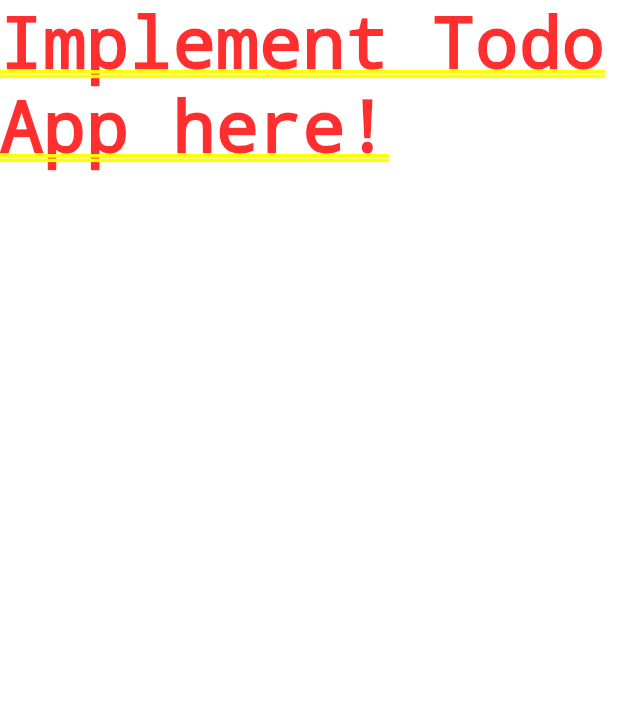
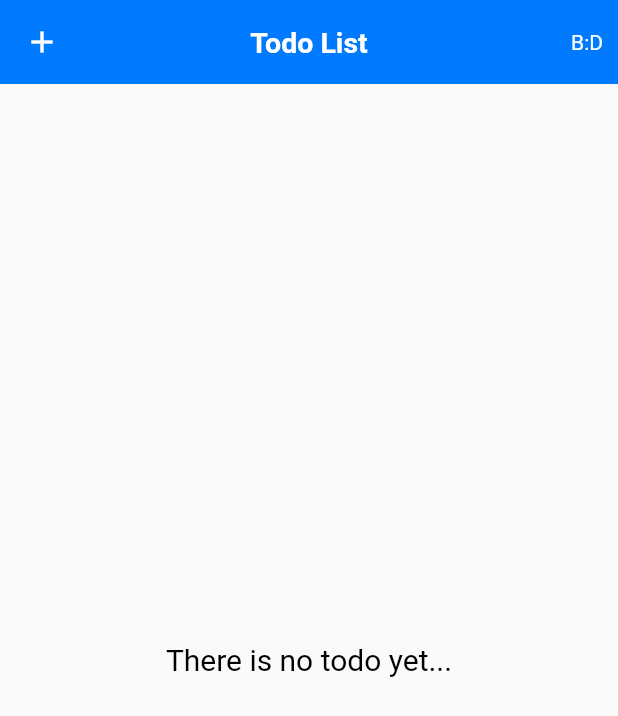
Before and after one commit to aboo/todo, a Flutter app: the screen it shows after launch, on a phone screen of 412 x 824 dp. Shown: the top 716 px of the screen. Run offline on Flutter 3.47's test engine with Material 2 defaults, Android fonts, the phone set to English and light mode, and no system bars; our stand-ins replace fluttertoast.

Commit message:
last commit

```diff
--- a/lib/main.dart
+++ b/lib/main.dart
@@ -1,4 +1,7 @@
 import 'package:flutter/material.dart';
+import 'package:provider/provider.dart';
+import 'package:todo/viewmodel/todo_viewmodel.dart';
+import 'package:todo/views/Home.dart';
 
 void main() {
   runApp(MyApp());
@@ -7,27 +10,20 @@ void main() {
 class MyApp extends StatelessWidget {
   @override
   Widget build(BuildContext context) {
-    return MaterialApp(
-      title: 'Todo',
-      theme: ThemeData(
-        primarySwatch: Colors.blue,
-      ),
-      home: TodoApp(),
-    );
+    return
+      ChangeNotifierProvider<TodoViewModel>(
+          create: (context) => TodoViewModel(context)
+          ,child: MaterialApp(
+        title: 'ToDo Application Challenge',
+        theme: ThemeData(
+          primaryColor: Colors.black,
+          primarySwatch: Colors.blue,
+        ),
+        debugShowCheckedModeBanner: false,
+        initialRoute: "/Home",
+        routes: {
+          "/Home":(context) =>  Home(),
+        },
+      ));
   }
 }
-
-class TodoApp extends StatelessWidget {
-  const TodoApp({Key key}) : super(key: key);
-
-  @override
-  Widget build(BuildContext context) {
-    return Container(
-      child: _buildApp(),
-    );
-  }
-
-  _buildApp() {
-    return Text("Implement Todo App here!");
-  }
-}
--- a/lib/models/todo_item.dart
+++ b/lib/models/todo_item.dart
@@ -2,8 +2,11 @@ class TodoItem{
   String title;
   String description;
   List<String> tags;
+  String status;
 
-  TodoItem({required this.title, required this.description, required this.tags});
-
-
+  TodoItem(
+      {required this.title,
+        required this.description,
+        required this.tags,
+        required this.status});
 }
--- /dev/null
+++ b/lib/my_theme.dart
@@ -0,0 +1,31 @@
+import 'package:flutter/material.dart';
+
+class MyTheme {
+  static const Color gray = Color(0xffF6F6F6);
+  static const Color gray97 = Color(0xff979797);
+  static const Color blue = Color(0xff007AFF);
+  static const Color white = Colors.white;
+  static const Color black = Colors.black;
+  static  Color red = const Color(0xffFF3B2F);
+  static  Color green = const Color(0xff4BD763);
+
+  static const TextStyle t_700_17_black = TextStyle(color: black,fontSize: 17,fontWeight: FontWeight.w700);
+  static const TextStyle t_m_20_black = TextStyle(color: black,fontSize: 20);
+  static const TextStyle t_700_19_white = TextStyle(color: white,fontSize: 19,fontWeight: FontWeight.w700);
+  static  Color gray3c60 = const Color(0xff3C3C43).withOpacity(0.60);
+  static const TextStyle t_700_16_black = TextStyle(color: black,fontSize: 16,fontWeight: FontWeight.w700);
+  static  Color gray3c29 = const Color(0xff3C3C43).withOpacity(0.29);
+  static  TextStyle t_400_12_blue= const TextStyle(color: blue,fontSize: 12,fontWeight: FontWeight.w400);
+  static  TextStyle t_400_14_gray97= const TextStyle(color: gray97,fontSize: 14,fontWeight: FontWeight.w400);
+  static  TextStyle t_400_14_black= const TextStyle(color: black,fontSize: 14,fontWeight: FontWeight.w400);
+  static const TextStyle t_700_16_gray97 = TextStyle(color: gray97,fontSize: 16,fontWeight: FontWeight.w400);
+  static  TextStyle t_500_17_white = const TextStyle(color: Colors.white,fontSize: 17,fontWeight: FontWeight.w500);
+  static  TextStyle t_500_16_red = TextStyle(color: red,fontSize: 16,fontWeight: FontWeight.w500);
+
+  static  InputDecoration inputTextDecoration=InputDecoration(
+    hintStyle: MyTheme.t_400_14_gray97,
+    isDense: true,
+    contentPadding: EdgeInsets.symmetric(vertical: 0,horizontal: 0),
+    labelStyle: MyTheme.t_400_14_black,
+  );
+}
--- /dev/null
+++ b/lib/views/Home.dart
@@ -0,0 +1,164 @@
+import 'package:flutter/cupertino.dart';
+import 'package:flutter/material.dart';
+import 'package:provider/provider.dart';
+import 'package:todo/my_theme.dart';
+import 'package:todo/viewmodel/todo_viewmodel.dart';
+import 'package:todo/widgets/todo_widget.dart';
+
+class Home extends StatefulWidget {
+  @override
+  State<StatefulWidget> createState() {
+    return HomeState();
+  }
+
+
+}
+
+class HomeState extends State<Home>{
+
+
+  TextEditingController titleController=TextEditingController();
+  TextEditingController descriptionController=TextEditingController();
+  TextEditingController tagsController=TextEditingController();
+  late double screenWidth ;
+  late double screenHeigh ;
+  @override
+  Widget build(BuildContext context) {
+
+     screenWidth = MediaQuery.of(context).size.width;
+     screenHeigh = MediaQuery.of(context).size.height;
+
+    return Scaffold(
+        appBar: header(),
+      body: Consumer<TodoViewModel>(builder: (context, todosData, child) {
+        return todosData.todos.isNotEmpty ? ListView(
+              children: todosData.todos.map((todo) => TodoWidget.entityItem(todoItem: todo,context: context)).toList(),
+        ) : Center(child: Text("There is no todo yet...",style: MyTheme.t_m_20_black,));
+      },)
+
+    );
+  }
+
+  AppBar header(){
+    return AppBar(
+      actions: [
+        InkWell(child: Center(child: Padding(
+          padding: const EdgeInsets.all(10.0),
+          child: Text("B:D"),
+        )),onTap: () {
+          Provider.of<TodoViewModel>(context, listen: false).sortDeleted();
+
+        },)
+      ],
+      elevation: 0,
+      centerTitle: true,title:  Text("Todo List",style: MyTheme.t_700_19_white),
+      leading: Center(child: IconButton(onPressed: () {
+        _addContactDialog();
+      }, icon: Icon(Icons.add,color: MyTheme.white,))),
+      backgroundColor: MyTheme.blue,
+    );
+  }
+
+
+  _addContactDialog() {
+
+    titleController.clear();
+    descriptionController.clear();
+    tagsController.clear();
+
+    return   showDialog(
+      context: context,
+      useSafeArea: true,
+
+      builder: (context) {
+
+        return AlertDialog(
+          elevation: 2,
+          shape: RoundedRectangleBorder(borderRadius: BorderRadius.circular(15)),
+          titlePadding: const EdgeInsets.only(top: 7,left: 7),
+          backgroundColor: Colors.white,
+          title: const Center(child: Padding(
+            padding: EdgeInsets.only(top: 20,bottom: 14),
+            child: Text("Add Todo",style: MyTheme.t_700_17_black,),
+          )),
+          content: SingleChildScrollView(child: Directionality(
+              textDirection: TextDirection.rtl,
+              child: Column(
+                crossAxisAlignment: CrossAxisAlignment.center,
+                children: [
+                  Row(children: [
+                    Column(
+                      crossAxisAlignment: CrossAxisAlignment.start,
+
+                      children: [
+                        InkWell(child: const Text("Title",style:MyTheme.t_700_16_black),onTap: () {
+                          // _updateProfileDialog(type: "نام");
+                        },),
+                        Padding(
+                          padding: const EdgeInsets.symmetric(vertical: 28),
+                          child: InkWell(child: const Text("Description",style:MyTheme.t_700_16_black),onTap: () {
+                            //_updateProfileDialog(type: "نام خانوادگی");
+                          },),
+                        ),
+                        Padding(
+                          padding: const EdgeInsets.only(bottom: 14),
+                          child: InkWell(child: const Text("Tags",style:MyTheme.t_700_16_black),onTap: () {
+                            //_updateProfileDialog(type: "موبایل");
+                          },),
+                        ),
+
+                      ],),
+                    Padding(
+                      padding: const EdgeInsets.only(right: 10),
+                      child: Column(
+
+                        crossAxisAlignment: CrossAxisAlignment.start,
+                        children: [
+
+                          SizedBox(width: screenWidth/3,child: TextField(controller: titleController,decoration: MyTheme.inputTextDecoration.copyWith(hintText: "Title",hintStyle: MyTheme.t_700_16_gray97))),
+                          Padding(
+                            padding: const EdgeInsets.symmetric(vertical: 28),
+                            child: SizedBox(width: screenWidth/3,child: TextField(controller: descriptionController,decoration: MyTheme.inputTextDecoration.copyWith(hintText: "Description",hintStyle: MyTheme.t_700_16_gray97))),
+                          ),
+                          Padding(
+                            padding: const EdgeInsets.only(bottom: 14),
+                            child: SizedBox(width: screenWidth/3,child: TextField(maxLength: 11,controller: tagsController,keyboardType: TextInputType.text,decoration: MyTheme.inputTextDecoration.copyWith(counterText: '',fillColor: Colors.white,hintText: "tag1,tag2,tag3 ...",hintStyle: MyTheme.t_700_16_gray97))),
+                          ),
+
+                        ],),
+                    )
+                  ],),
+                  Padding(
+                    padding: const EdgeInsets.only(top: 25),
+                    child: Row(
+                      mainAxisAlignment: MainAxisAlignment.spaceBetween,
+                      children: [
+                        InkWell(child: Container(
+                          decoration: BoxDecoration(borderRadius: BorderRadius.circular(5),color: MyTheme.blue),
+                          margin: const EdgeInsets.only(bottom: 0),
+                          width: 127,height: 48,child:  Center(child: Text("Add",style: MyTheme.t_500_17_white,)),),onTap: () {
+                          //ContactViewModel(context).addContact(name: nameController.text.toString(), family: familyController.text.toString(), mobile: phoneController.text.toString());
+                          Provider.of<TodoViewModel>(context, listen: false).createTodo(title: titleController.text, description: descriptionController.text, tags: tagsController.text, status: "Pending");
+                          Navigator.pop(context);
+
+                        },),
+                        InkWell(child:Container(
+                          margin: const EdgeInsets.only(bottom: 0),
+                          width: 127,height: 41,child:  Center(child: Text("Cancel",style: MyTheme.t_500_16_red,)),),onTap: () {
+                          Navigator.of(context).pop();
+                        },)
+                      ],),
+                  )
+
+                ],))),
+        );
+      },
+    );
+  }
+
+  @override
+  void initState() {
+    //ContactApi().testRequest();
+    Provider.of<TodoViewModel>(context, listen: false).getNoneDeletedTodos();
+  }
+}
```
Also changed, not shown: lib/api/readme.dart (added, +8 -0 lines), lib/viewmodel/todo_viewmodel.dart (+106 -3 lines), lib/widgets/todo_widget.dart (added, +70 -0 lines).
